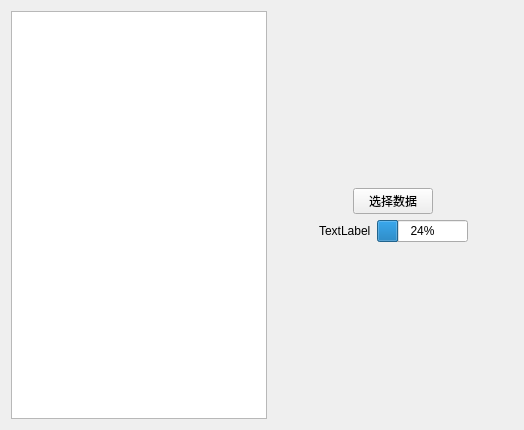
This is MySqlQuery/AddWidget.ui in mingfx/LeuSqlQuery as Qt 5 draws it before an edit. The edited form follows.
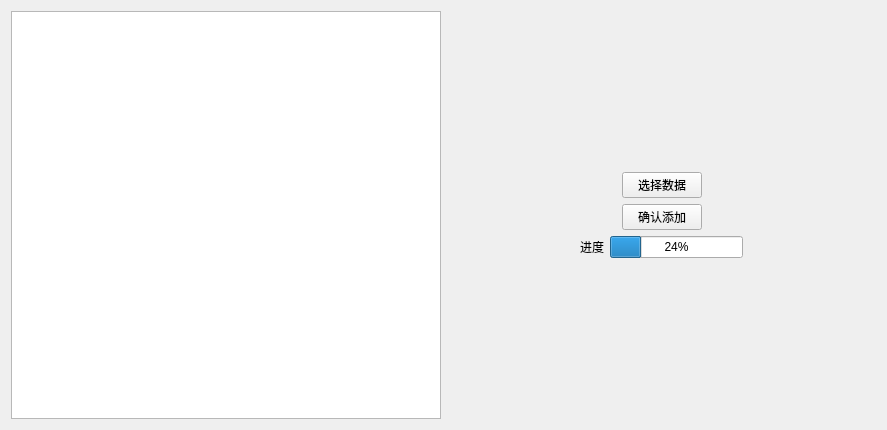
This is the edited form.

```diff
--- a/MySqlQuery/AddWidget.ui
+++ b/MySqlQuery/AddWidget.ui
@@ -6,14 +6,14 @@
    <rect>
     <x>0</x>
     <y>0</y>
-    <width>524</width>
+    <width>887</width>
     <height>430</height>
    </rect>
   </property>
   <property name="windowTitle">
    <string>Form</string>
   </property>
-  <layout class="QHBoxLayout" name="horizontalLayout_3">
+  <layout class="QHBoxLayout" name="horizontalLayout_4">
    <item>
     <widget class="QTableView" name="tableView"/>
    </item>
@@ -69,6 +69,43 @@
        </item>
       </layout>
      </item>
+     <item>
+      <layout class="QHBoxLayout" name="horizontalLayout_3">
+       <item>
+        <spacer name="horizontalSpacer_5">
+         <property name="orientation">
+          <enum>Qt::Horizontal</enum>
+         </property>
+         <property name="sizeHint" stdset="0">
+          <size>
+           <width>40</width>
+           <height>20</height>
+          </size>
+         </property>
+        </spacer>
+       </item>
+       <item>
+        <widget class="QPushButton" name="pushButton_2">
+         <property name="text">
+          <string>确认添加</string>
+         </property>
+        </widget>
+       </item>
+       <item>
+        <spacer name="horizontalSpacer_6">
+         <property name="orientation">
+          <enum>Qt::Horizontal</enum>
+         </property>
+         <property name="sizeHint" stdset="0">
+          <size>
+           <width>40</width>
+           <height>20</height>
+          </size>
+         </property>
+        </spacer>
+       </item>
+      </layout>
+     </item>
      <item>
       <layout class="QHBoxLayout" name="horizontalLayout_2">
        <item>
@@ -87,7 +124,7 @@
        <item>
         <widget class="QLabel" name="label">
          <property name="text">
-          <string>TextLabel</string>
+          <string>进度</string>
          </property>
         </widget>
        </item>
```
Left out of the diff: 19 changed lines with no effect on the pictures.
